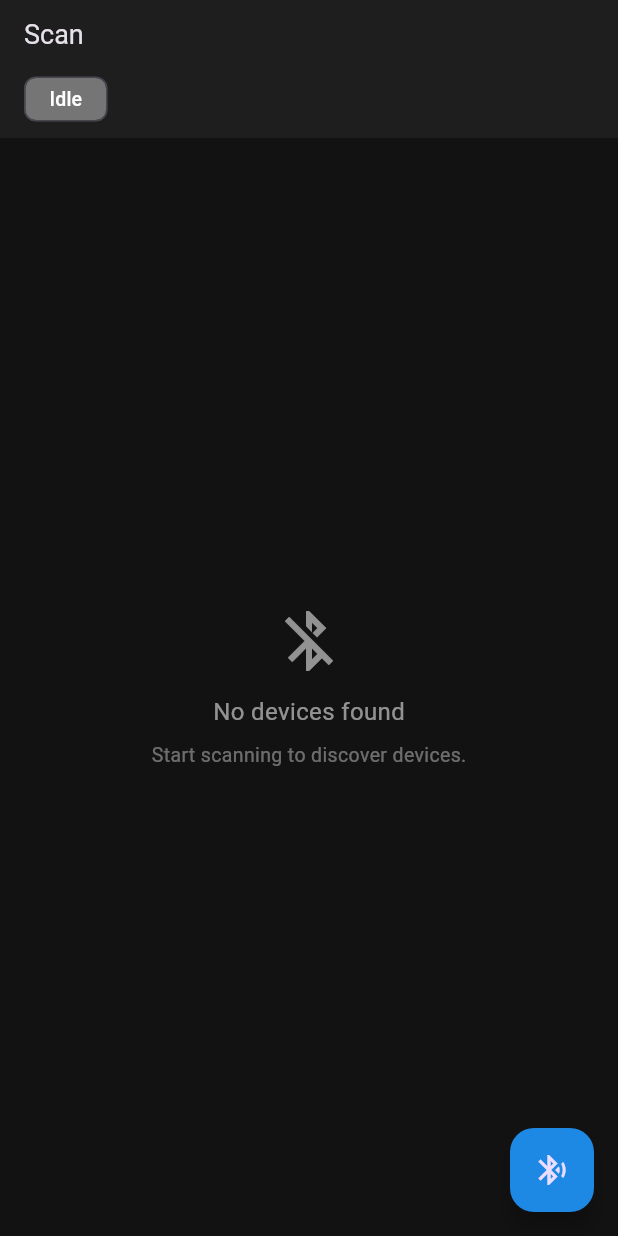
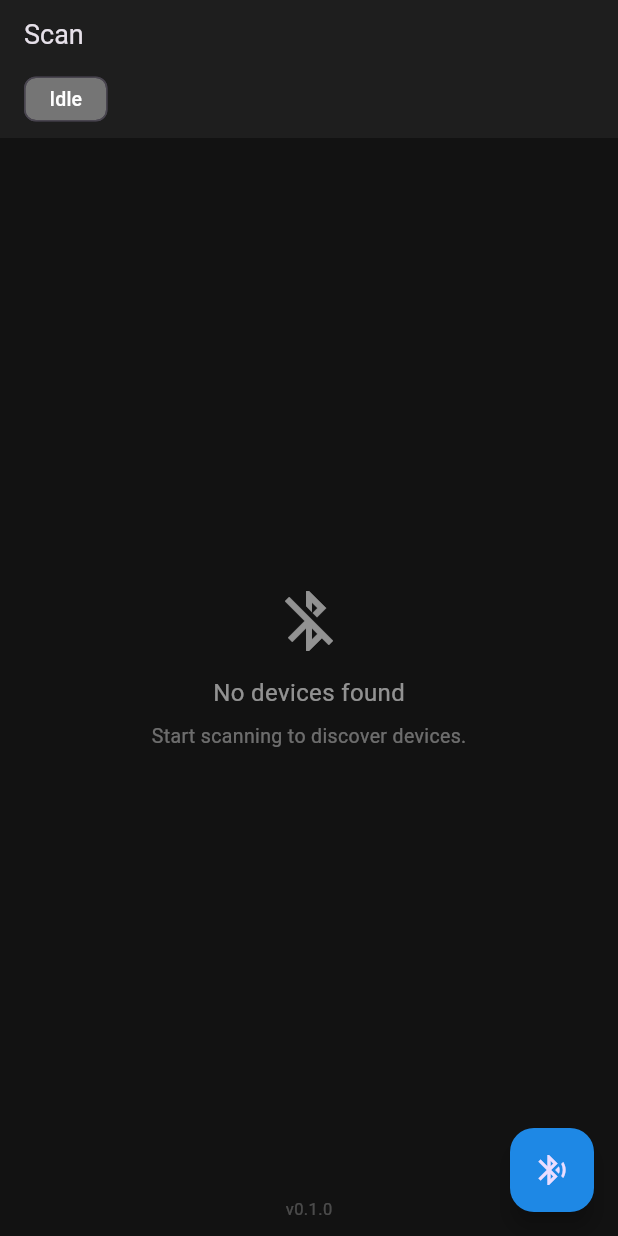
Before and after one commit to soldernerd/LevelAppMobile, a Flutter app: the screen it shows after launch, on a phone screen of 412 x 824 dp. Run offline on Flutter 3.47's test engine with Material 3 defaults, Android fonts, the phone set to English and light mode, and no system bars; our stand-ins replace device_info_plus, dio, flutter_riverpod, go_router, open_filex, package_info_plus and 3 more; network calls fail.

Commit message:
feat: display build-stamped version on scan screen
- lib/providers/version_provider.dart: FutureProvider<String> that reads
  the version from PackageInfo (no hardcoded string — whatever the build
  system stamped is what the app shows)
- lib/ui/scan_screen.dart: small muted footer text "v0.1.47" at the
  bottom of the scan screen; hidden while provider is still loading
- test/ui/scan_screen_test.dart: override versionProvider in every
  ProviderScope to prevent platform channel calls in widget tests
- .github/workflows/ci.yml: read major.minor from pubspec.yaml at CI time
  so bumping the version there flows into the tag and APK automatically

Co-Authored-By: Claude Sonnet 4.6 <noreply@anthropic.com>

```diff
--- /dev/null
+++ b/lib/providers/version_provider.dart
@@ -0,0 +1,21 @@
+// lib/providers/version_provider.dart
+// Exposes the app version string sourced from the Flutter build system.
+//
+// PackageInfo reads the versionName/CFBundleShortVersionString that was stamped
+// into the APK/IPA at build time via --build-name. In CI the value is set to
+// "0.1.<commit-count>" so it always matches the GitHub release tag.
+//
+// No version string is hardcoded anywhere in Dart — this is the single source
+// of truth for whatever the build system embedded.
+
+import 'package:flutter_riverpod/flutter_riverpod.dart';
+import 'package:package_info_plus/package_info_plus.dart';
+
+/// Resolves to a display-ready version string, e.g. "v0.1.47".
+///
+/// Returns an empty string while loading so callers can hide the widget
+/// until the value is available without showing a loading state.
+final versionProvider = FutureProvider<String>((ref) async {
+  final info = await PackageInfo.fromPlatform();
+  return 'v${info.version}';
+});
--- a/lib/ui/scan_screen.dart
+++ b/lib/ui/scan_screen.dart
@@ -7,6 +7,7 @@ import 'package:go_router/go_router.dart';
 import 'package:inclinometer/models/device_state.dart';
 import 'package:inclinometer/providers/device_provider.dart';
 import 'package:inclinometer/providers/update_provider.dart';
+import 'package:inclinometer/providers/version_provider.dart';
 import 'package:inclinometer/services/update_service.dart';
 import 'package:permission_handler/permission_handler.dart';
 
@@ -46,6 +47,9 @@ class ScanScreen extends ConsumerWidget {
 
     // Watch permanently-denied state for inline banner (D-02).
     final permanentlyDenied = ref.watch(blePermissionPermanentlyDeniedProvider);
+
+    // Version string stamped by the build system — empty while loading.
+    final version = ref.watch(versionProvider).asData?.value ?? '';
 
     // Navigate to /instrument via go_router on connect (RESEARCH.md Pitfall 4).
     // Guard: prev != connected prevents duplicate navigation when provider
@@ -145,6 +149,14 @@ class ScanScreen extends ConsumerWidget {
         children: [
           if (permanentlyDenied) _buildPermissionDeniedBanner(),
           Expanded(child: _buildBody(context, ref, status, devices)),
+          if (version.isNotEmpty)
+            Padding(
+              padding: const EdgeInsets.only(bottom: 10),
+              child: Text(
+                version,
+                style: const TextStyle(fontSize: 11, color: Colors.white24),
+              ),
+            ),
         ],
       ),
     );
```
Also changed, not shown: 2 other files.
